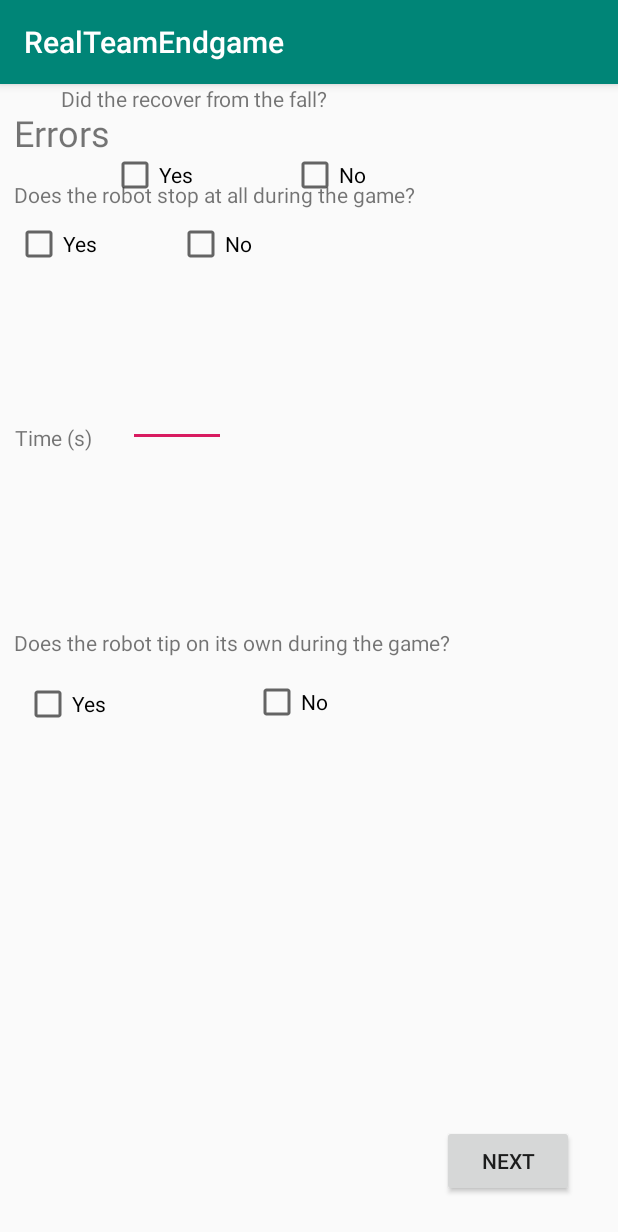
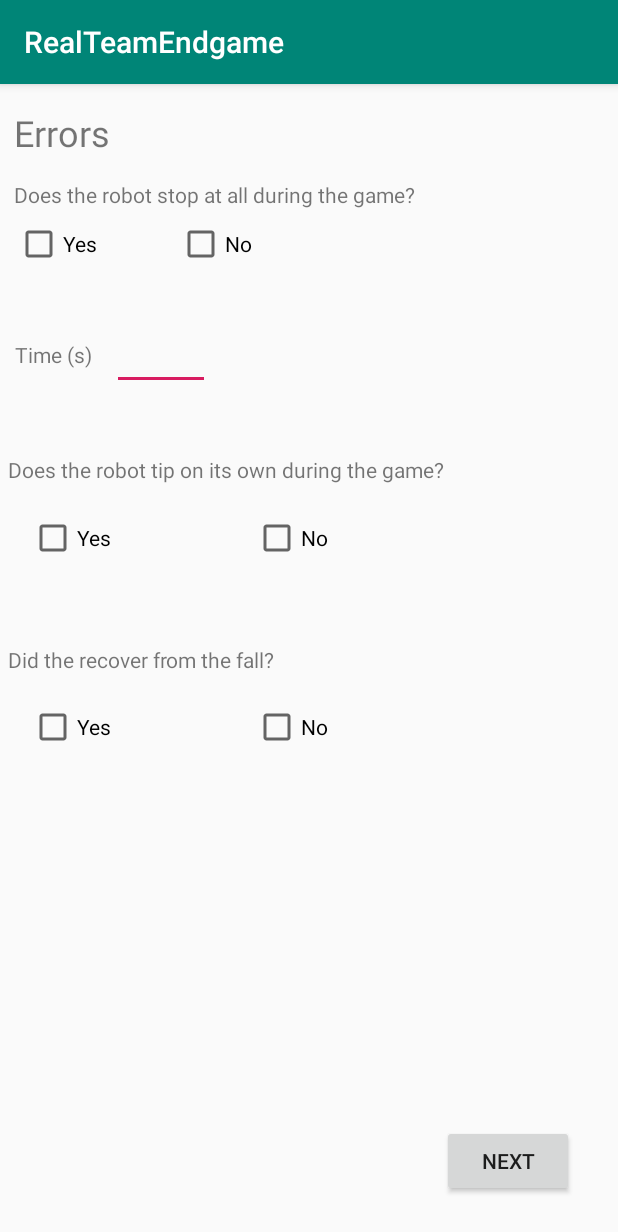
Before and after one commit to SigmaSoot/Team4939ScoutingApp, an Android app: the RealTeamEndgame screen opened directly, with no data from a screen before it, on a phone screen of 412 x 824 dp. Shown: the top 1232 px of the screen. Run offline under Robolectric (Android 15) with nearby library versions, the phone set to English and light mode, and no system bars.

```diff
--- a/app/src/main/res/layout/content_real_team_endgame.xml
+++ b/app/src/main/res/layout/content_real_team_endgame.xml
@@ -13,7 +13,6 @@
         android:layout_width="wrap_content"
         android:layout_height="wrap_content"
         android:layout_marginStart="9dp"
-        android:layout_marginLeft="9dp"
         android:layout_marginTop="15dp"
         android:text="Does the robot stop at all during the game?"
         app:layout_constraintStart_toStartOf="parent"
@@ -24,7 +23,6 @@
         android:layout_width="wrap_content"
         android:layout_height="wrap_content"
         android:layout_marginStart="9dp"
-        android:layout_marginLeft="9dp"
         android:layout_marginTop="16dp"
         android:text="Errors"
         android:textSize="24sp"
@@ -54,46 +52,39 @@
     <EditText
         android:id="@+id/endgameTime"
         android:layout_width="65dp"
-        android:layout_height="30dp"
-        android:layout_marginTop="58dp"
-        android:layout_marginBottom="57dp"
+        android:layout_height="49dp"
+        android:layout_marginStart="13dp"
         android:ems="10"
         android:inputType="number"
-        app:layout_constraintBottom_toTopOf="@+id/textView14"
-        app:layout_constraintEnd_toStartOf="@+id/endgameStopNoCB"
-        app:layout_constraintStart_toStartOf="@+id/endgameStopNoCB"
-        app:layout_constraintTop_toTopOf="@+id/endgameStopNoCB" />
+        app:layout_constraintBaseline_toBaselineOf="@+id/textView13"
+        app:layout_constraintStart_toEndOf="@+id/textView13" />
 
     <TextView
         android:id="@+id/textView13"
         android:layout_width="wrap_content"
         android:layout_height="wrap_content"
         android:layout_marginStart="10dp"
-        android:layout_marginLeft="10dp"
+        android:layout_marginTop="48dp"
         android:text="Time (s)"
-        app:layout_constraintBaseline_toBaselineOf="@+id/endgameTime"
-        app:layout_constraintStart_toStartOf="parent" />
+        app:layout_constraintStart_toStartOf="parent"
+        app:layout_constraintTop_toBottomOf="@+id/endgameStopYesCB" />
 
     <TextView
         android:id="@+id/textView14"
         android:layout_width="wrap_content"
         android:layout_height="wrap_content"
-        android:layout_marginStart="9dp"
-        android:layout_marginLeft="9dp"
-        android:layout_marginTop="234dp"
-        android:layout_marginBottom="232dp"
+        android:layout_marginStart="5dp"
+        android:layout_marginTop="43dp"
         android:text="Does the robot tip on its own during the game?"
-        app:layout_constraintBottom_toBottomOf="@+id/button9"
         app:layout_constraintStart_toStartOf="parent"
-        app:layout_constraintTop_toTopOf="parent" />
+        app:layout_constraintTop_toBottomOf="@+id/endgameTime" />
 
     <CheckBox
         android:id="@+id/endgameTipYesCB"
         android:layout_width="wrap_content"
         android:layout_height="wrap_content"
-        android:layout_marginStart="16dp"
-        android:layout_marginLeft="16dp"
-        android:layout_marginTop="15dp"
+        android:layout_marginStart="19dp"
+        android:layout_marginTop="20dp"
         android:text="Yes"
         app:layout_constraintStart_toStartOf="parent"
         app:layout_constraintTop_toBottomOf="@+id/textView14" />
@@ -102,28 +93,28 @@
         android:id="@+id/endgameTipNoCB"
         android:layout_width="wrap_content"
         android:layout_height="wrap_content"
-        android:layout_marginTop="14dp"
+        android:layout_marginTop="20dp"
         android:text="No"
-        app:layout_constraintEnd_toEndOf="@+id/textView15"
+        app:layout_constraintEnd_toEndOf="@+id/endgameRecoverNoCB"
+        app:layout_constraintStart_toStartOf="@+id/endgameRecoverNoCB"
         app:layout_constraintTop_toBottomOf="@+id/textView14" />
 
     <TextView
         android:id="@+id/textView15"
         android:layout_width="wrap_content"
         android:layout_height="wrap_content"
-        android:layout_marginTop="27dp"
+        android:layout_marginStart="5dp"
+        android:layout_marginTop="55dp"
         android:text="Did the recover from the fall?"
-        app:layout_constraintEnd_toEndOf="@+id/endgameRecoverYesCB"
-        app:layout_constraintStart_toEndOf="@+id/endgameRecoverYesCB"
-        app:layout_constraintTop_toBottomOf="@+id/endgame" />
+        app:layout_constraintStart_toStartOf="parent"
+        app:layout_constraintTop_toBottomOf="@+id/endgameTipYesCB" />
 
     <CheckBox
         android:id="@+id/endgameRecoverYesCB"
         android:layout_width="wrap_content"
         android:layout_height="wrap_content"
-        android:layout_marginStart="74dp"
-        android:layout_marginLeft="74dp"
-        android:layout_marginTop="25dp"
+        android:layout_marginStart="19dp"
+        android:layout_marginTop="19dp"
         android:text="Yes"
         app:layout_constraintStart_toStartOf="parent"
         app:layout_constraintTop_toBottomOf="@+id/textView15" />
@@ -132,10 +123,12 @@
         android:id="@+id/endgameRecoverNoCB"
         android:layout_width="wrap_content"
         android:layout_height="wrap_content"
-        android:layout_marginTop="25dp"
+        android:layout_marginStart="163dp"
+        android:layout_marginTop="19dp"
+        android:layout_marginEnd="164dp"
         android:text="No"
-        app:layout_constraintEnd_toEndOf="@+id/textView15"
-        app:layout_constraintStart_toEndOf="@+id/textView15"
+        app:layout_constraintEnd_toEndOf="@+id/button9"
+        app:layout_constraintStart_toStartOf="@+id/textView15"
         app:layout_constraintTop_toBottomOf="@+id/textView15" />
 
     <Button
@@ -143,7 +136,6 @@
         android:layout_width="wrap_content"
         android:layout_height="wrap_content"
         android:layout_marginEnd="29dp"
-        android:layout_marginRight="29dp"
         android:layout_marginBottom="26dp"
         android:onClick="startScoringActivity"
         android:text="NEXT"
```
Also changed, not shown: app/src/main/java/com/example/magne/a2019roboticsapp/RealTeamEndgame.java (+6 -1 lines), app/src/main/java/com/example/magne/a2019roboticsapp/RealTeamScoring.java (+13 -5 lines), app/src/main/java/com/example/magne/a2019roboticsapp/RealTeleOp.java (+9 -3 lines), app/src/main/res/layout/activity_main.xml (+11 -31 lines).
